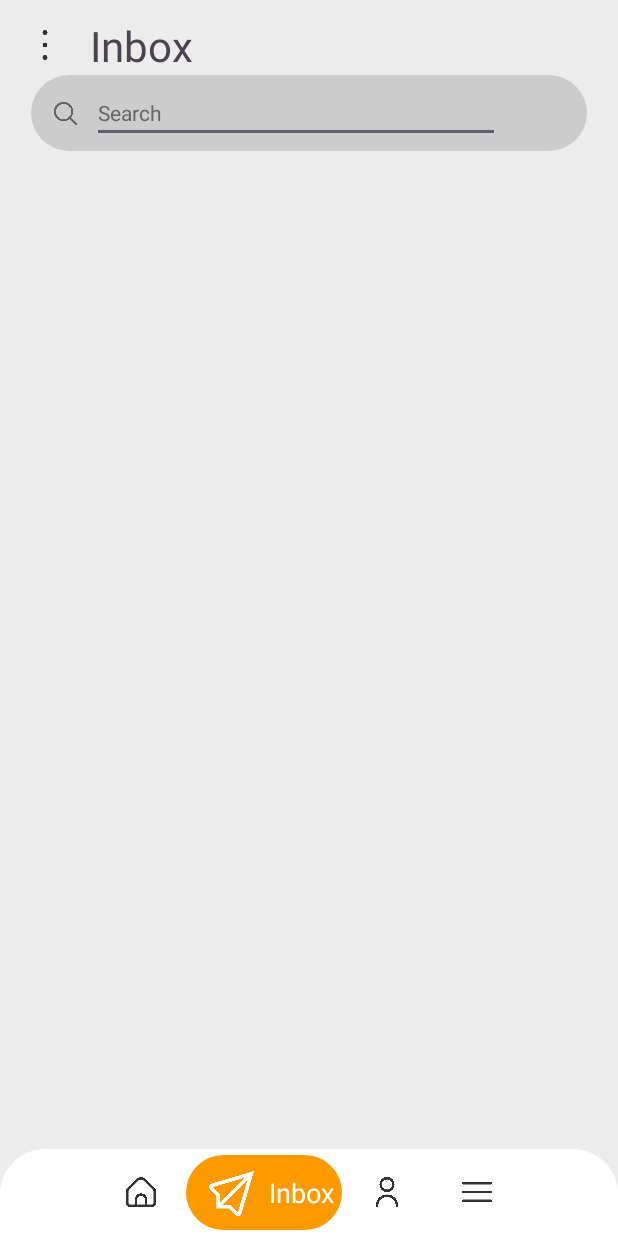
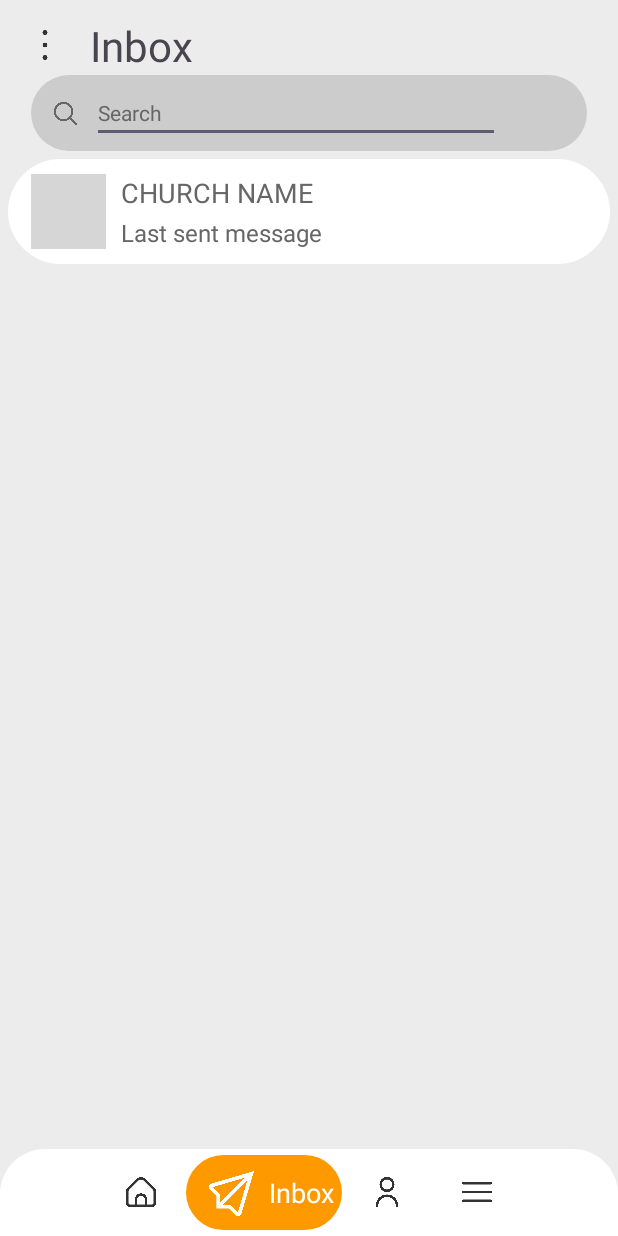
Before and after one commit to LORiginal487/church_app, an Android app: the activity_inbox screen opened directly, with no data from a screen before it, on a phone screen of 412 x 824 dp. Run offline under Robolectric (Android 15) with nearby library versions, the phone set to English and light mode, and no system bars; grey boxes are pictures that could not be loaded.

Commit message:
1.0.0.0.0.0
.2

```diff
--- a/Church_App_pck/app/src/main/AndroidManifest.xml
+++ b/Church_App_pck/app/src/main/AndroidManifest.xml
@@ -13,6 +13,9 @@
         android:theme="@style/Theme.ChurchApp"
         tools:targetApi="31">
         <activity
+            android:name=".activity_profile"
+            android:exported="false" />
+        <activity
             android:name=".activity_inbox"
             android:exported="false" />
         <activity
--- a/Church_App_pck/app/src/main/res/layout/activity_inbox.xml
+++ b/Church_App_pck/app/src/main/res/layout/activity_inbox.xml
@@ -19,6 +19,7 @@
             android:orientation="vertical"
             android:visibility="visible">
             <androidx.constraintlayout.widget.ConstraintLayout
+                android:id="@+id/inboxTop"
                 android:layout_width="match_parent"
                 android:layout_height="wrap_content">
                 <androidx.appcompat.widget.AppCompatImageView
@@ -38,7 +39,7 @@
                 <TextView
                     android:layout_width="wrap_content"
                     android:layout_height="wrap_content"
-                    android:text="Inbox"
+                    android:text="@string/inbox"
                     android:textSize="28sp"
                     android:layout_margin="10dp"
                     app:layout_constraintStart_toEndOf="@id/sideMenu"
@@ -77,7 +78,7 @@
                         android:inputType="text"
                         android:textColor="@color/toDark"
                         android:textSize="14sp"
-                        android:hint="Search"
+                        android:hint="@string/search"
                         android:textColorHint="@color/toDark"
                         app:layout_constraintTop_toTopOf="parent"
                         app:layout_constraintBottom_toBottomOf="parent"
@@ -88,6 +89,49 @@
 
 
             </androidx.constraintlayout.widget.ConstraintLayout>
+            <androidx.constraintlayout.widget.ConstraintLayout
+                android:layout_width="match_parent"
+                android:layout_height="wrap_content"
+                android:layout_margin="5dp"
+                android:background="@drawable/rounded_sq_wh"
+                android:padding="10dp"
+                >
+                <ImageView
+                    android:id="@+id/churchLogo"
+                    android:layout_width="50dp"
+                    android:layout_height="50dp"
+                    android:layout_marginStart="5dp"
+                    android:src="@drawable/picture"
+                    app:layout_constraintTop_toTopOf="parent"
+                    app:layout_constraintStart_toStartOf="parent"/>
+                <TextView
+                    android:id="@+id/churchDisplay"
+                    android:layout_width="wrap_content"
+                    android:layout_height="wrap_content"
+                    android:textColor="@color/toDark"
+                    android:text="@string/church_name"
+                    android:textSize="18sp"
+                    android:layout_marginStart="10dp"
+                    app:layout_constraintStart_toEndOf="@+id/churchLogo"
+                    app:layout_constraintTop_toTopOf="@+id/churchLogo"/>
+                <TextView
+                    android:id="@+id/lastTextDisplay"
+                    android:layout_width="wrap_content"
+                    android:layout_height="wrap_content"
+                    android:textColor="@color/toDark"
+                    android:text="@string/last_sent_message"
+                    android:textSize="16sp"
+                    android:layout_marginStart="10dp"
+                    app:layout_constraintStart_toEndOf="@+id/churchLogo"
+                    app:layout_constraintBottom_toBottomOf="@+id/churchLogo"/>
+            </androidx.constraintlayout.widget.ConstraintLayout>
+            <androidx.recyclerview.widget.RecyclerView
+                android:layout_width="match_parent"
+                android:layout_height="wrap_content"
+                android:visibility="gone"
+                app:layoutManager="androidx.recyclerview.widget.LinearLayoutManager">
+
+            </androidx.recyclerview.widget.RecyclerView>
         </LinearLayout>
         <LinearLayout
             android:id="@+id/inboxSideMenuLV"
@@ -118,7 +162,7 @@
                 <TextView
                     android:layout_width="wrap_content"
                     android:layout_height="wrap_content"
-                    android:text="User Name"
+                    android:text="@string/user_name"
                     android:textColor="@color/dark"
                     android:layout_margin="10dp"
                     android:textSize="18sp"
@@ -142,7 +186,7 @@
             <TextView
                 android:layout_width="wrap_content"
                 android:layout_height="wrap_content"
-                android:text="Church Members"
+                android:text="@string/church_members"
                 android:textColor="@color/toDark"
                 android:layout_margin="10dp"
                 android:textSize="16sp"
@@ -205,7 +249,7 @@
                 android:layout_width="wrap_content"
                 android:layout_height="wrap_content"
                 android:textColor="@color/white"
-                android:text="Inbox"
+                android:text="@string/inbox"
                 android:textSize="18sp"
                 android:layout_marginEnd="5dp"
                 app:layout_constraintStart_toEndOf="@id/inbox"
--- a/Church_App_pck/app/src/main/res/values/strings.xml
+++ b/Church_App_pck/app/src/main/res/values/strings.xml
@@ -1,3 +1,14 @@
 <resources>
     <string name="app_name">Church App</string>
+    <string name="church_name">CHURCH NAME</string>
+    <string name="last_sent_message">Last sent message</string>
+    <string name="user_name">User Name</string>
+    <string name="church_members">Church Members</string>
+    <string name="inbox">Inbox</string>
+    <string name="search">Search</string>
+    <string name="recenty_posted">Recenty Posted</string>
+    <string name="welcome">WELCOME</string>
+    <string name="most_liked_posts">Most Liked Posts</string>
+    <string name="your_favs">Your Favs</string>
+    <string name="home">Home</string>
 </resources>
```
Also changed, not shown: Church_App_pck/app/src/main/java/com/example/churchapp/activity_profile.java (added, +14 -0 lines), Church_App_pck/app/src/main/res/layout/activity_main.xml (+6 -6 lines), Church_App_pck/app/src/main/res/layout/activity_profile.xml (added, +9 -0 lines).
